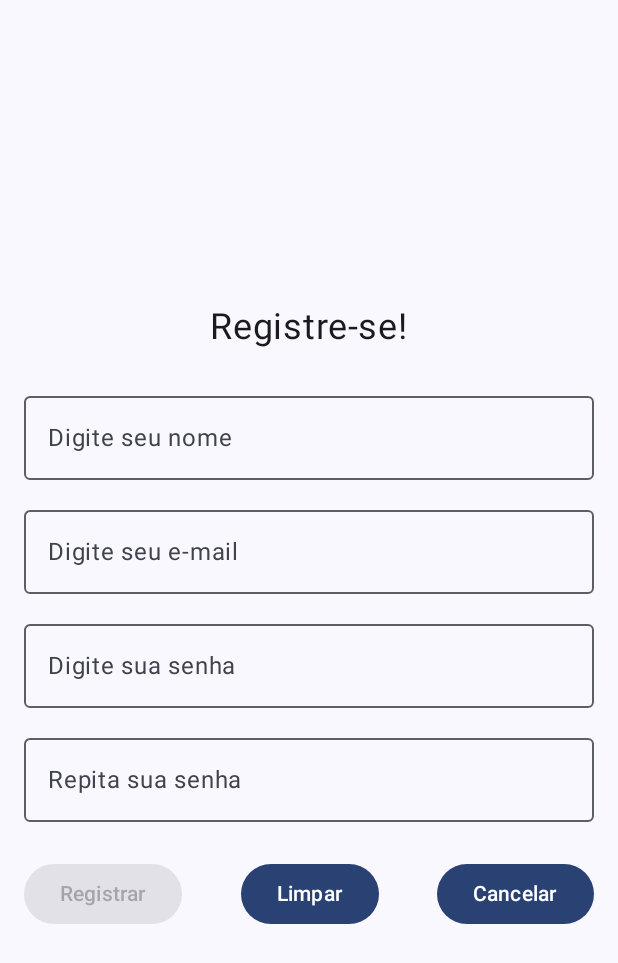
After one commit to renatovanderlei/pdm_praticas, an Android app built with Jetpack Compose: the RegisterActivity screen opened directly, with no data from a screen before it, on a phone screen of 412 x 824 dp. The commit adds this screen. Shown: the top 963 px of the screen. Run offline under Robolectric (Android 15) with nearby library versions, the phone set to English and light mode, and no system bars.

Commit message:
Prática 01 – Parte 4

```diff
--- a/app/src/main/AndroidManifest.xml
+++ b/app/src/main/AndroidManifest.xml
@@ -8,7 +8,11 @@
         android:roundIcon="@mipmap/ic_launcher_round"
         android:supportsRtl="true"
         android:theme="@style/Theme.WeatherApp">
-
+        <activity
+            android:name=".RegisterActivity"
+            android:exported="false"
+            android:label="@string/title_activity_register"
+            android:theme="@style/Theme.WeatherApp" />
         <!-- Atividade principal -->
         <activity
             android:name=".LoginActivity"
@@ -17,14 +21,15 @@
             android:theme="@style/Theme.WeatherApp">
             <intent-filter>
                 <action android:name="android.intent.action.MAIN" />
+
                 <category android:name="android.intent.category.LAUNCHER" />
             </intent-filter>
         </activity>
-
         <activity
             android:name=".MainActivity"
             android:exported="true"
             android:label="@string/app_name"
             android:theme="@style/Theme.WeatherApp" />
     </application>
+
 </manifest>
--- a/app/src/main/java/com/weatherapp/LoginActivity.kt
+++ b/app/src/main/java/com/weatherapp/LoginActivity.kt
@@ -46,7 +46,7 @@ class LoginActivity : ComponentActivity() {
 fun LoginPage(modifier: Modifier = Modifier) {
     var email by rememberSaveable { mutableStateOf("") }
     var password by rememberSaveable { mutableStateOf("") }
-    val activity = LocalContext.current as? Activity // Inicialize aqui
+    val activity = LocalContext.current as? Activity
 
     Column(
         modifier = modifier
@@ -56,18 +56,15 @@ fun LoginPage(modifier: Modifier = Modifier) {
         horizontalAlignment = CenterHorizontally,
     ) {
         Text(
-            text = "Bem-vindo/a!",
-            fontSize = 24.sp
+            text = "Bem-vindo/a!", fontSize = 24.sp
         )
 
         Spacer(modifier = Modifier.size(24.dp))
 
-        OutlinedTextField(
-            value = email,
+        OutlinedTextField(value = email,
             label = { Text(text = "Digite seu e-mail") },
             modifier = modifier.fillMaxWidth(),
-            onValueChange = { email = it }
-        )
+            onValueChange = { email = it })
 
         Spacer(modifier = Modifier.size(24.dp))
 
@@ -91,17 +88,25 @@ fun LoginPage(modifier: Modifier = Modifier) {
                             )
                         )
                     } else {
-                        Toast.makeText(activity, "Preencha todos os campos", Toast.LENGTH_LONG).show()
+                        Toast.makeText(activity, "Preencha todos os campos", Toast.LENGTH_LONG)
+                            .show()
                     }
-                },
-                enabled = email.isNotEmpty() && password.isNotEmpty()
+                }, enabled = email.isNotEmpty() && password.isNotEmpty()
             ) {
                 Text("Login")
             }
+            Button(onClick = { email = ""; password = "" }) {
+                Text("Limpar")
+            }
+        }
+// Botão para registrar
+        Row(modifier = modifier.fillMaxWidth(), horizontalArrangement = Arrangement.Center) {
             Button(
-                onClick = { email = ""; password = "" }
+                onClick = {
+                    activity?.startActivity(Intent(activity, RegisterActivity::class.java))
+                }
             ) {
-                Text("Limpar")
+                Text("Registrar-se")
             }
         }
     }
--- /dev/null
+++ b/app/src/main/java/com/weatherapp/RegisterActivity.kt
@@ -0,0 +1,152 @@
+package com.weatherapp
+
+import android.app.Activity
+import android.content.Intent
+import android.os.Bundle
+import android.widget.Toast
+import androidx.activity.ComponentActivity
+import androidx.activity.compose.setContent
+import androidx.activity.enableEdgeToEdge
+import androidx.compose.foundation.layout.Arrangement
+import androidx.compose.foundation.layout.Column
+import androidx.compose.foundation.layout.Row
+import androidx.compose.foundation.layout.Spacer
+import androidx.compose.foundation.layout.fillMaxSize
+import androidx.compose.foundation.layout.fillMaxWidth
+import androidx.compose.foundation.layout.padding
+import androidx.compose.foundation.layout.size
+import androidx.compose.material3.Button
+import androidx.compose.material3.OutlinedTextField
+import androidx.compose.material3.Scaffold
+import androidx.compose.material3.Text
+import androidx.compose.runtime.Composable
+import androidx.compose.runtime.getValue
+import androidx.compose.runtime.mutableStateOf
+import androidx.compose.runtime.saveable.rememberSaveable
+import androidx.compose.runtime.setValue
+import androidx.compose.ui.Alignment.Companion.CenterHorizontally
+import androidx.compose.ui.Modifier
+import androidx.compose.ui.platform.LocalContext
+import androidx.compose.ui.text.input.PasswordVisualTransformation
+import androidx.compose.ui.tooling.preview.Preview
+import androidx.compose.ui.unit.dp
+import androidx.compose.ui.unit.sp
+import com.weatherapp.ui.theme.WeatherAppTheme
+
+class RegisterActivity : ComponentActivity() {
+    override fun onCreate(savedInstanceState: Bundle?) {
+        super.onCreate(savedInstanceState)
+        enableEdgeToEdge()
+        setContent {
+            WeatherAppTheme {
+                Scaffold(modifier = Modifier.fillMaxSize()) { innerPadding ->
+                    Column(modifier = Modifier.padding(innerPadding)) {
+                        RegisterPage()
+                    }
+                }
+            }
+        }
+    }
+}
+
+@Composable
+fun RegisterPage(modifier: Modifier = Modifier) {
+    var name by rememberSaveable { mutableStateOf("") }
+    var email by rememberSaveable { mutableStateOf("") }
+    var password by rememberSaveable { mutableStateOf("") }
+    var confirmpassword by rememberSaveable { mutableStateOf("") }
+    val activity = LocalContext.current as? Activity
+
+    Column(
+        modifier = modifier
+            .padding(16.dp)
+            .fillMaxSize(),
+        verticalArrangement = Arrangement.Center,
+        horizontalAlignment = CenterHorizontally,
+    ) {
+        Text(
+            text = "Registre-se!",
+            fontSize = 24.sp
+        )
+
+        Spacer(modifier = Modifier.size(24.dp))
+
+        OutlinedTextField(
+            value = name,
+            label = { Text(text = "Digite seu nome") },
+            modifier = modifier.fillMaxWidth(),
+            onValueChange = { name = it }
+        )
+
+        Spacer(modifier = Modifier.size(12.dp))
+
+        OutlinedTextField(
+            value = email,
+            label = { Text(text = "Digite seu e-mail") },
+            modifier = modifier.fillMaxWidth(),
+            onValueChange = { email = it }
+        )
+
+        Spacer(modifier = Modifier.size(12.dp))
+
+        OutlinedTextField(
+            value = password,
+            label = { Text(text = "Digite sua senha") },
+            modifier = modifier.fillMaxWidth(),
+            onValueChange = { password = it },
+            visualTransformation = PasswordVisualTransformation()
+        )
+
+        Spacer(modifier = Modifier.size(12.dp))
+
+        OutlinedTextField(
+            value = confirmpassword,
+            label = { Text(text = "Repita sua senha") },
+            modifier = modifier.fillMaxWidth(),
+            onValueChange = { confirmpassword = it },
+            visualTransformation = PasswordVisualTransformation()
+        )
+
+        Spacer(modifier = Modifier.size(24.dp))
+
+        Row(modifier = modifier.fillMaxWidth(), horizontalArrangement = Arrangement.SpaceBetween) {
+            Button(
+                onClick = {
+                    Toast.makeText(activity, "Registro realizado com sucesso!", Toast.LENGTH_LONG).show()
+                    activity?.finish() // Finaliza e volta para LoginActivity
+                },
+                enabled = name.isNotEmpty() && email.isNotEmpty() &&
+                        password.isNotEmpty() && password == confirmpassword
+            ) {
+                Text("Registrar")
+            }
+            Button(
+                onClick = {
+                    name = ""; email = ""; password = ""; confirmpassword = ""
+                }
+            ) {
+                Text("Limpar")
+            }
+            //Botão para cancelar e voltar para a tela de login
+            Button(
+                onClick = {
+                    activity?.startActivity(
+                        Intent(activity, LoginActivity::class.java).setFlags(
+                            Intent.FLAG_ACTIVITY_SINGLE_TOP
+                        )
+                    )
+                },
+            ) {
+                Text("Cancelar")
+            }
+        }
+    }
+}
+
+@Preview(showBackground = true)
+@Composable
+fun RegisterPagePreview() {
+    WeatherAppTheme {
+        RegisterPage()
+    }
+}
--- a/app/src/main/res/values/strings.xml
+++ b/app/src/main/res/values/strings.xml
@@ -1,4 +1,5 @@
 <resources>
     <string name="app_name">WeatherApp</string>
     <string name="title_activity_login">LoginActivity</string>
+    <string name="title_activity_register">RegisterActivity</string>
 </resources>
```
Lines whose indentation alone changed are shown as unchanged.
